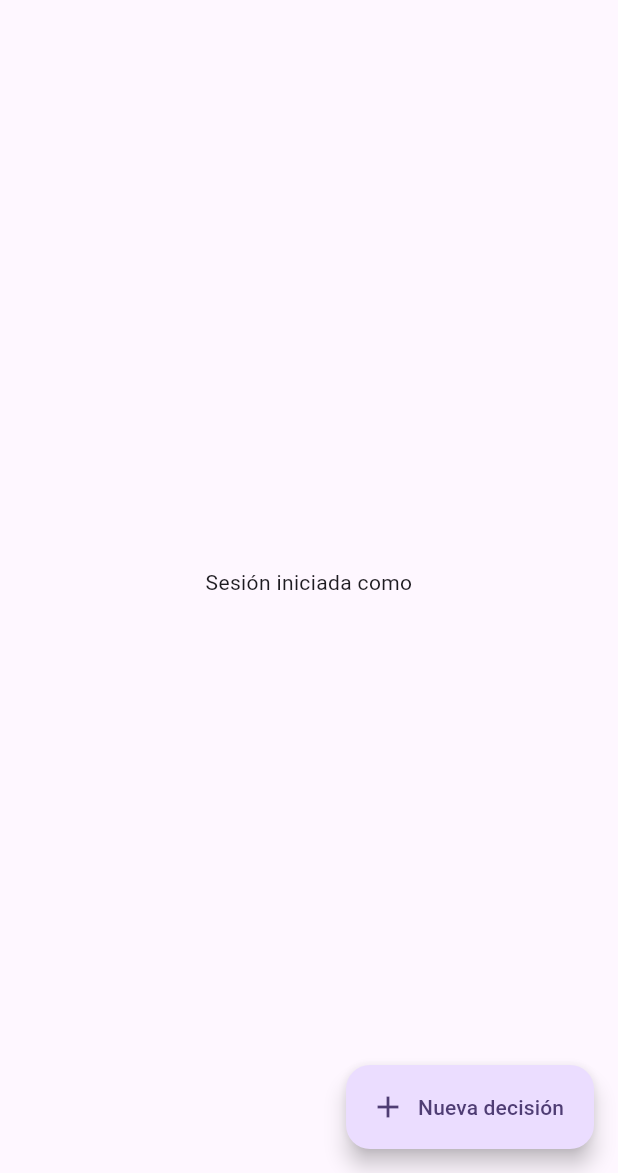
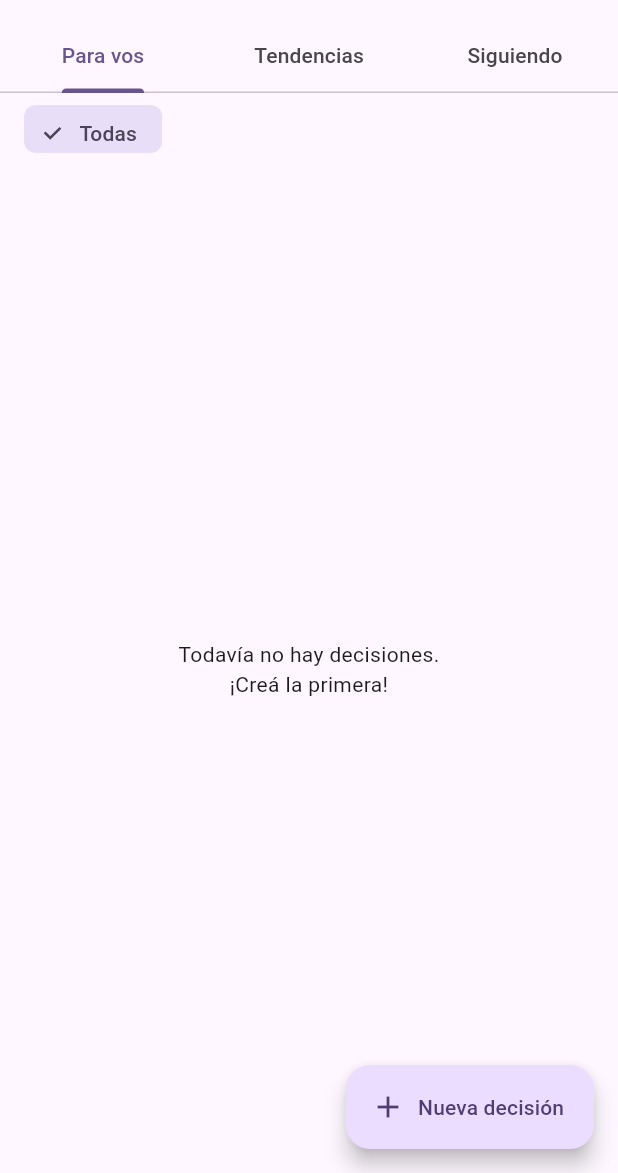
Before and after one commit to rusitogar/decide-app, a Flutter app: the screen it shows once a user with an empty profile is signed in, on a phone screen of 412 x 824 dp, the part 63-1236 px from its top. Run offline on Flutter 3.47's test engine with Material 3 defaults, Android fonts, the phone set to English and light mode, and no system bars; our stand-ins replace cloud_firestore, equatable, firebase_analytics, firebase_auth, firebase_core, firebase_crashlytics and 4 more; accounts and stored records are empty.

Commit message:
Fase 7: feed y descubrimiento
Home pasa a mostrar el feed real (antes solo tenia un texto de
placeholder): 3 pestanas (Para vos / Tendencias / Siguiendo) + chips
de categoria para filtrar.

- Para vos: orden cronologico (el doc permite esto como punto de
  partida, sin algoritmo de recomendacion).
- Tendencias: toma las ultimas ~20 decisiones y las reordena por
  actividad (votos+likes+comentarios sumados). Es una aproximacion
  simple: sin contadores denormalizados (pendiente de Blaze) no se
  puede ordenar eficientemente por popularidad en un catalogo grande,
  pero alcanza para el volumen de la beta privada.
- Siguiendo: decisiones de los autores que el usuario sigue (usa
  whereIn, tope de 30 autores).
- Categorias: reutiliza los indices compuestos ya creados en la
  Fase 1.

Probado a mano en Chrome: las 3 pestanas y el filtro por categoria
contra datos reales.

Co-Authored-By: Claude Sonnet 5 <noreply@anthropic.com>

```diff
--- a/lib/features/auth/presentation/screens/home_screen.dart
+++ b/lib/features/auth/presentation/screens/home_screen.dart
@@ -2,6 +2,7 @@ import 'package:flutter/material.dart';
 import 'package:flutter_riverpod/flutter_riverpod.dart';
 import 'package:go_router/go_router.dart';
 
+import '../../../feed/presentation/widgets/feed_body.dart';
 import '../providers/auth_providers.dart';
 
 class HomeScreen extends ConsumerWidget {
@@ -32,9 +33,7 @@ class HomeScreen extends ConsumerWidget {
           ),
         ],
       ),
-      body: Center(
-        child: Text('Sesión iniciada como\n${user?.email ?? ''}', textAlign: TextAlign.center),
-      ),
+      body: FeedBody(currentUid: user?.uid),
       floatingActionButton: FloatingActionButton.extended(
         onPressed: () => context.push('/decisions/create'),
         icon: const Icon(Icons.add),
--- /dev/null
+++ b/lib/features/feed/presentation/providers/feed_providers.dart
@@ -0,0 +1,27 @@
+import 'package:flutter_riverpod/flutter_riverpod.dart';
+
+import '../../../decisions/domain/entities/decision.dart';
+import '../../data/repositories/feed_repository_impl.dart';
+import '../../domain/repositories/feed_repository.dart';
+
+final feedRepositoryProvider = Provider<FeedRepository>((ref) => FeedRepositoryImpl());
+
+final recentFeedProvider = FutureProvider.autoDispose<List<Decision>>((ref) async {
+  final result = await ref.watch(feedRepositoryProvider).getRecent(limit: 20);
+  return result.when(success: (v) => v, failure: (_) => const []);
+});
+
+final trendingFeedProvider = FutureProvider.autoDispose<List<Decision>>((ref) async {
+  final result = await ref.watch(feedRepositoryProvider).getTrending(poolSize: 20, limit: 10);
+  return result.when(success: (v) => v, failure: (_) => const []);
+});
+
+final followingFeedProvider = FutureProvider.autoDispose.family<List<Decision>, String>((ref, userId) async {
+  final result = await ref.watch(feedRepositoryProvider).getFollowing(userId: userId, limit: 20);
+  return result.when(success: (v) => v, failure: (_) => const []);
+});
+
+final categoryFeedProvider = FutureProvider.autoDispose.family<List<Decision>, String>((ref, category) async {
+  final result = await ref.watch(feedRepositoryProvider).getByCategory(category: category, limit: 20);
+  return result.when(success: (v) => v, failure: (_) => const []);
+});
--- /dev/null
+++ b/lib/features/feed/presentation/widgets/feed_body.dart
@@ -0,0 +1,103 @@
+import 'package:flutter/material.dart';
+import 'package:flutter_riverpod/flutter_riverpod.dart';
+
+import '../../../decisions/presentation/providers/decision_providers.dart';
+import '../providers/feed_providers.dart';
+import 'feed_list.dart';
+
+class FeedBody extends ConsumerStatefulWidget {
+  const FeedBody({super.key, required this.currentUid});
+
+  final String? currentUid;
+
+  @override
+  ConsumerState<FeedBody> createState() => _FeedBodyState();
+}
+
+class _FeedBodyState extends ConsumerState<FeedBody> with SingleTickerProviderStateMixin {
+  late final TabController _tabController;
+  String? _selectedCategory;
+
+  @override
+  void initState() {
+    super.initState();
+    _tabController = TabController(length: 3, vsync: this);
+  }
+
+  @override
+  void dispose() {
+    _tabController.dispose();
+    super.dispose();
+  }
+
+  @override
+  Widget build(BuildContext context) {
+    final categoriesAsync = ref.watch(categoriesProvider);
+
+    return Column(
+      children: [
+        TabBar(
+          controller: _tabController,
+          tabs: const [
+            Tab(text: 'Para vos'),
+            Tab(text: 'Tendencias'),
+            Tab(text: 'Siguiendo'),
+          ],
+        ),
+        categoriesAsync.when(
+          data: (categories) => SizedBox(
+            height: 48,
+            child: ListView(
+              scrollDirection: Axis.horizontal,
+              padding: const EdgeInsets.symmetric(horizontal: 12, vertical: 8),
+              children: [
+                Padding(
+                  padding: const EdgeInsets.symmetric(horizontal: 4),
+                  child: ChoiceChip(
+                    label: const Text('Todas'),
+                    selected: _selectedCategory == null,
+                    onSelected: (_) => setState(() => _selectedCategory = null),
+                  ),
+                ),
+                for (final category in categories)
+                  Padding(
+                    padding: const EdgeInsets.symmetric(horizontal: 4),
+                    child: ChoiceChip(
+                      label: Text(category.name),
+                      selected: _selectedCategory == category.id,
+                      onSelected: (_) => setState(() => _selectedCategory = category.id),
+                    ),
+                  ),
+              ],
+            ),
+          ),
+          loading: () => const SizedBox.shrink(),
+          error: (_, _) => const SizedBox.shrink(),
+        ),
+        Expanded(
+          child: TabBarView(
+            controller: _tabController,
+            children: [
+              FeedList(
+                decisionsAsync: _selectedCategory == null
+                    ? ref.watch(recentFeedProvider)
+                    : ref.watch(categoryFeedProvider(_selectedCategory!)),
+                emptyMessage: 'Todavía no hay decisiones.\n¡Creá la primera!',
+              ),
+              FeedList(
+                decisionsAsync: ref.watch(trendingFeedProvider),
+                emptyMessage: 'Todavía no hay actividad suficiente.',
+              ),
+              widget.currentUid == null
+                  ? const Center(child: Text('Iniciá sesión para ver esto.'))
+                  : FeedList(
+                      decisionsAsync: ref.watch(followingFeedProvider(widget.currentUid!)),
+                      emptyMessage: 'Seguí a otros usuarios para ver sus decisiones acá.',
+                    ),
+            ],
+          ),
+        ),
+      ],
+    );
+  }
+}
--- /dev/null
+++ b/lib/features/feed/presentation/widgets/feed_list.dart
@@ -0,0 +1,30 @@
+import 'package:flutter/material.dart';
+import 'package:flutter_riverpod/flutter_riverpod.dart';
+
+import '../../../decisions/domain/entities/decision.dart';
+import 'decision_card.dart';
+
+class FeedList extends StatelessWidget {
+  const FeedList({super.key, required this.decisionsAsync, required this.emptyMessage});
+
+  final AsyncValue<List<Decision>> decisionsAsync;
+  final String emptyMessage;
+
+  @override
+  Widget build(BuildContext context) {
+    return decisionsAsync.when(
+      data: (decisions) {
+        if (decisions.isEmpty) {
+          return Center(child: Text(emptyMessage, textAlign: TextAlign.center));
+        }
+        return ListView.builder(
+          padding: const EdgeInsets.all(16),
+          itemCount: decisions.length,
+          itemBuilder: (context, index) => DecisionCard(decision: decisions[index]),
+        );
+      },
+      loading: () => const Center(child: CircularProgressIndicator()),
+      error: (error, stackTrace) => Center(child: Text('Error: $error')),
+    );
+  }
+}
```
Also changed, not shown: lib/features/feed/data/repositories/feed_repository_impl.dart (added, +107 -0 lines), lib/features/feed/domain/repositories/feed_repository.dart (added, +19 -0 lines), lib/features/feed/presentation/widgets/decision_card.dart (added, +69 -0 lines).
